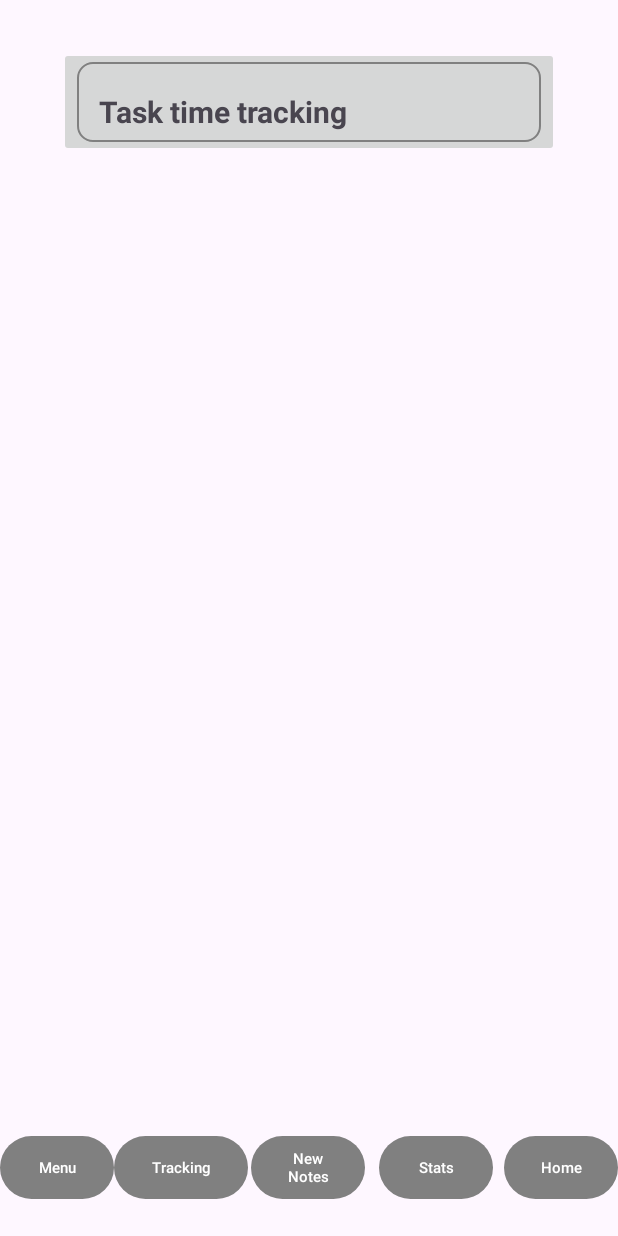
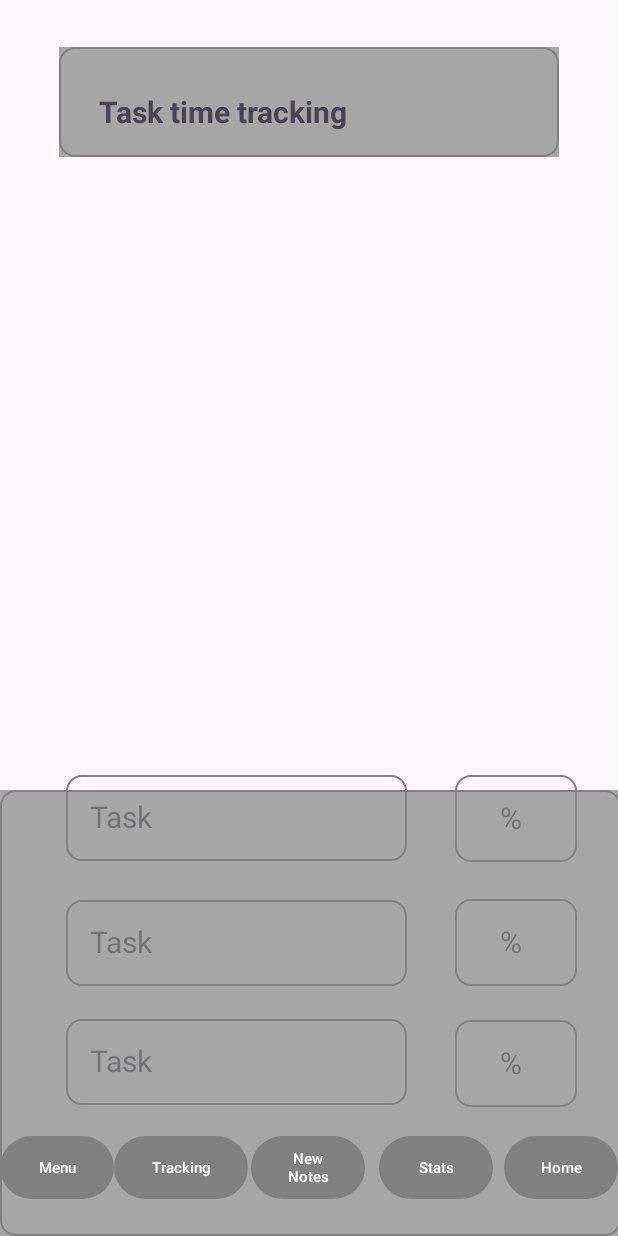
Before and after one commit to Esaiaschionh/MADAssignment_Team3, an Android app: the layout activity_task_time_tracking.xml on its own in the app's theme, with its tools: preview values and no code run, on a phone screen of 412 x 824 dp. Run offline under Robolectric (Android 15) with nearby library versions, the phone set to English and light mode, and no system bars.

Commit message:
3rd commit

```diff
--- a/app/src/main/res/layout/activity_task_time_tracking.xml
+++ b/app/src/main/res/layout/activity_task_time_tracking.xml
@@ -5,6 +5,18 @@
     android:layout_width="match_parent"
     android:layout_height="match_parent"
     tools:context=".TaskTimeTrackingActivity">
+
+    <ImageView
+        android:id="@+id/imageView5"
+        android:layout_width="414dp"
+        android:layout_height="297dp"
+        android:background="#A6A6A6"
+        app:layout_constraintBottom_toBottomOf="parent"
+        app:layout_constraintEnd_toEndOf="parent"
+        app:layout_constraintStart_toStartOf="parent"
+        app:layout_constraintTop_toTopOf="parent"
+        app:layout_constraintVertical_bias="1.0"
+        app:srcCompat="@drawable/rounded_corner" />
 
     <Button
         android:id="@+id/new_Notes_btn"
@@ -71,10 +83,11 @@
         app:layout_constraintTop_toTopOf="parent"
         app:layout_constraintVertical_bias="0.973" />
 
-    <ImageButton
+    <ImageView
         android:id="@+id/imageButton"
         android:layout_width="333dp"
         android:layout_height="73dp"
+        android:background="#A6A6A6"
         app:layout_constraintBottom_toBottomOf="parent"
         app:layout_constraintEnd_toEndOf="parent"
         app:layout_constraintStart_toStartOf="parent"
@@ -96,5 +109,107 @@
         app:layout_constraintTop_toTopOf="parent"
         app:layout_constraintVertical_bias="0.076" />
 
+    <EditText
+        android:id="@+id/email_edit_text"
+        android:layout_width="227dp"
+        android:layout_height="57dp"
+        android:background="@drawable/rounded_corner"
+        android:hint="Task"
+        android:inputType="text"
+        android:padding="16dp"
+        android:textColor="#FFFFFF"
+        android:textSize="20sp"
+        app:layout_constraintBottom_toBottomOf="@+id/new_Notes_btn"
+        app:layout_constraintEnd_toEndOf="parent"
+        app:layout_constraintHorizontal_bias="0.239"
+        app:layout_constraintStart_toStartOf="parent"
+        app:layout_constraintTop_toTopOf="parent"
+        app:layout_constraintVertical_bias="0.693" />
+
+    <EditText
+        android:id="@+id/email_edit_text4"
+        android:layout_width="81dp"
+        android:layout_height="58dp"
+        android:background="@drawable/rounded_corner"
+        android:hint="   %"
+        android:inputType="text"
+        android:padding="16dp"
+        android:textColor="#FFFFFF"
+        android:textSize="20sp"
+        app:layout_constraintBottom_toBottomOf="@+id/new_Notes_btn"
+        app:layout_constraintEnd_toEndOf="parent"
+        app:layout_constraintHorizontal_bias="0.918"
+        app:layout_constraintStart_toStartOf="parent"
+        app:layout_constraintTop_toTopOf="parent"
+        app:layout_constraintVertical_bias="0.693" />
+
+    <EditText
+        android:id="@+id/email_edit_text5"
+        android:layout_width="81dp"
+        android:layout_height="58dp"
+        android:background="@drawable/rounded_corner"
+        android:hint="   %"
+        android:inputType="text"
+        android:padding="16dp"
+        android:textColor="#FFFFFF"
+        android:textSize="20sp"
+        app:layout_constraintBottom_toBottomOf="@+id/new_Notes_btn"
+        app:layout_constraintEnd_toEndOf="parent"
+        app:layout_constraintHorizontal_bias="0.918"
+        app:layout_constraintStart_toStartOf="parent"
+        app:layout_constraintTop_toTopOf="parent"
+        app:layout_constraintVertical_bias="0.804" />
+
+    <EditText
+        android:id="@+id/email_edit_text6"
+        android:layout_width="81dp"
+        android:layout_height="58dp"
+        android:background="@drawable/rounded_corner"
+        android:hint="   %"
+        android:inputType="text"
+        android:padding="16dp"
+        android:textColor="#FFFFFF"
+        android:textSize="20sp"
+        app:layout_constraintBottom_toBottomOf="@+id/new_Notes_btn"
+        app:layout_constraintEnd_toEndOf="parent"
+        app:layout_constraintHorizontal_bias="0.918"
+        app:layout_constraintStart_toStartOf="parent"
+        app:layout_constraintTop_toTopOf="parent"
+        app:layout_constraintVertical_bias="0.912" />
+
+    <EditText
+        android:id="@+id/email_edit_text3"
+        android:layout_width="227dp"
+        android:layout_height="57dp"
+        android:background="@drawable/rounded_corner"
+        android:hint="Task"
+        android:inputType="text"
+        android:padding="16dp"
+        android:textColor="#FFFFFF"
+        android:textSize="20sp"
+        app:layout_constraintBottom_toBottomOf="@+id/new_Notes_btn"
+        app:layout_constraintEnd_toEndOf="parent"
+        app:layout_constraintHorizontal_bias="0.239"
+        app:layout_constraintStart_toStartOf="parent"
+        app:layout_constraintTop_toTopOf="parent"
+        app:layout_constraintVertical_bias="0.911" />
+
+    <EditText
+        android:id="@+id/email_edit_text2"
+        android:layout_width="227dp"
+        android:layout_height="57dp"
+        android:background="@drawable/rounded_corner"
+        android:hint="Task"
+        android:inputType="text"
+        android:padding="16dp"
+        android:textColor="#FFFFFF"
+        android:textSize="20sp"
+        app:layout_constraintBottom_toBottomOf="@+id/new_Notes_btn"
+        app:layout_constraintEnd_toEndOf="parent"
+        app:layout_constraintHorizontal_bias="0.239"
+        app:layout_constraintStart_toStartOf="parent"
+        app:layout_constraintTop_toTopOf="parent"
+        app:layout_constraintVertical_bias="0.804" />
+
 
 </androidx.constraintlayout.widget.ConstraintLayout>
```
